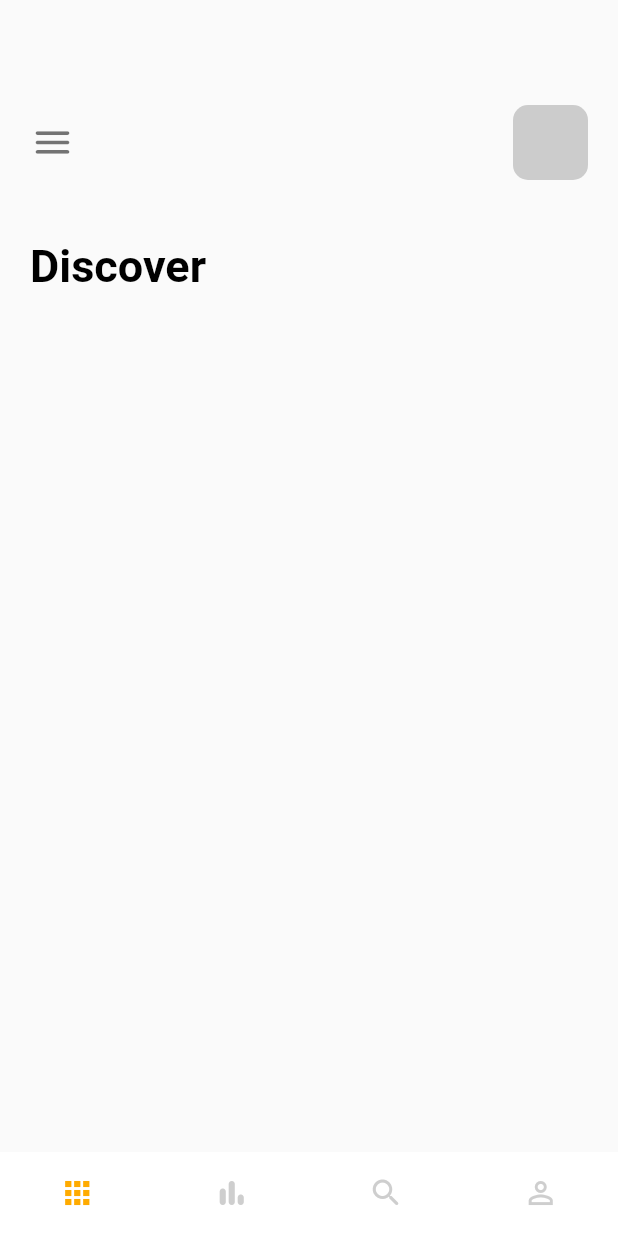
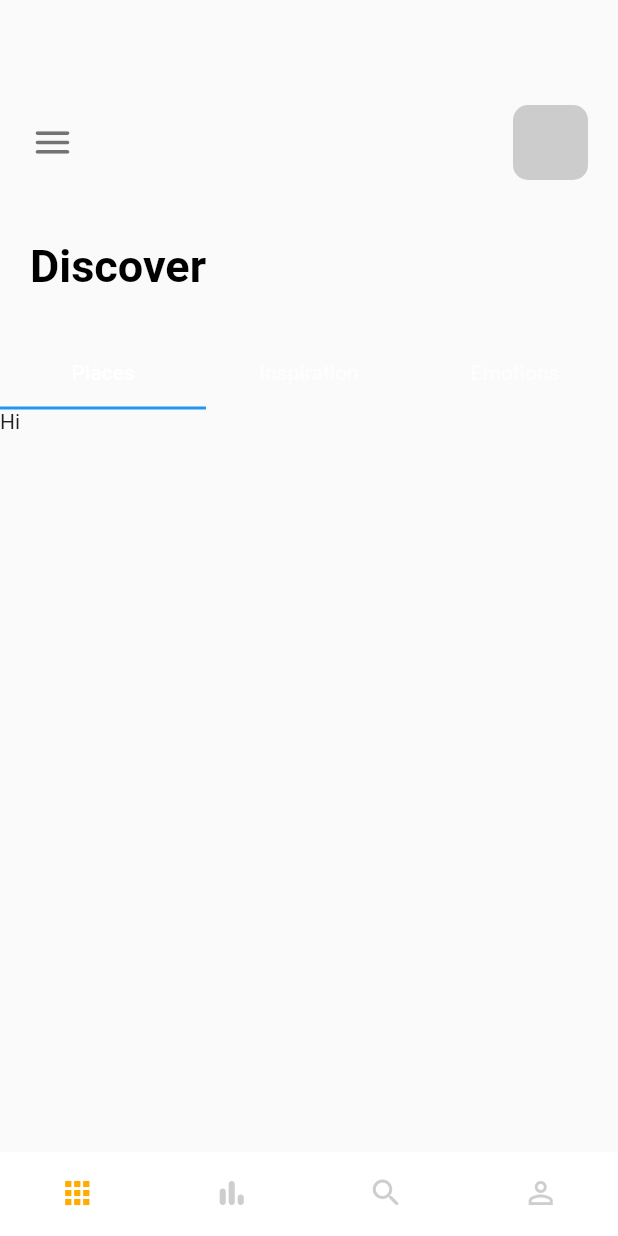
Before and after one commit to badadarr/Flutter-Cubit-State-Management-API-Request, a Flutter app: the screen it shows after launch, on a phone screen of 412 x 824 dp. Run offline on Flutter 3.47's test engine with Material 2 defaults, Android fonts, the phone set to English and light mode, and no system bars.

Commit message:
Create style tabbar

```diff
--- a/lib/pages/navpages/home_page.dart
+++ b/lib/pages/navpages/home_page.dart
@@ -8,9 +8,11 @@ class HomePage extends StatefulWidget {
   _HomePageState createState() => _HomePageState();
 }
 
-class _HomePageState extends State<HomePage> {
+class _HomePageState extends State<HomePage> with TickerProviderStateMixin {
   @override
   Widget build(BuildContext context) {
+    TabController _tabController = TabController(length: 3, vsync: this);
+
     return Scaffold(
       body: Column(
         crossAxisAlignment: CrossAxisAlignment.start,
@@ -42,6 +44,22 @@ class _HomePageState extends State<HomePage> {
           ),
           SizedBox(height: 30),
           // tabbar
+          Container(
+            child: TabBar(controller: _tabController, tabs: [
+              Tab(text: "Places"),
+              Tab(text: "Inspiration"),
+              Tab(text: "Emotions"),
+            ]),
+          ),
+          Container(
+            height: 300,
+            width: double.maxFinite,
+            child: TabBarView(controller: _tabController, children: [
+              Text("Hi"),
+              Text("There"),
+              Text("Bye"),
+            ]),
+          )
         ],
       ),
     );
```
